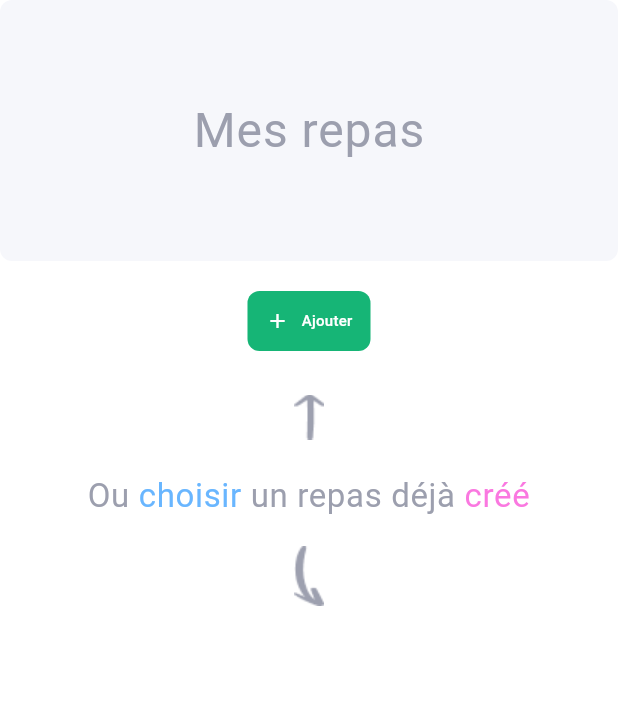
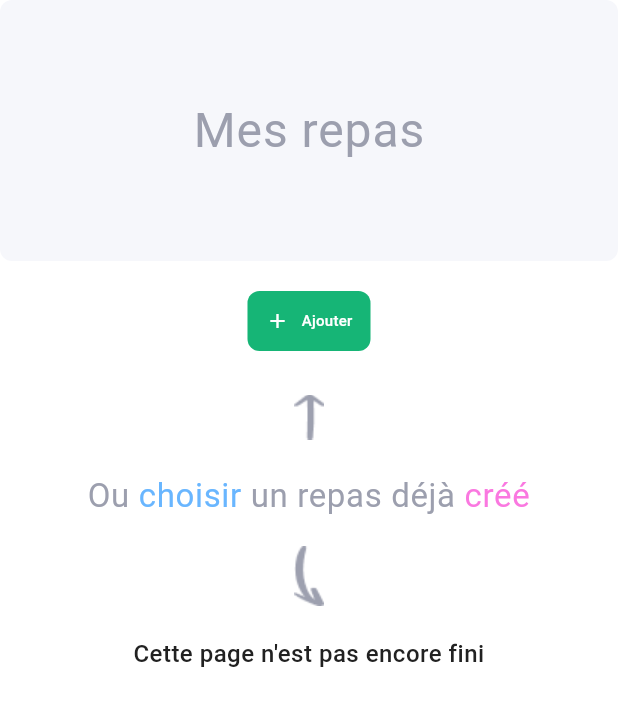
Before and after one commit to MaximeLemesle/Compteur-de-calories, a Flutter app: the RecetteView widget shown alone on an empty page, opened directly, after a tap on "Ajouter", on a phone screen of 412 x 824 dp. Shown: the top 706 px of the screen. Run offline on Flutter 3.47's test engine with Material 3 defaults, Android fonts, the phone set to English and light mode, and no system bars; our stand-ins replace countup, flutter_bloc, percent_indicator, shared_preferences; accounts and stored records are empty; Roboto replaces fonts that are missing (Dela Gothic One).

Commit message:
✅ Add advertissement on recette_views | 05/05

```diff
--- a/lib/ui/views/recettes_view.dart
+++ b/lib/ui/views/recettes_view.dart
@@ -46,20 +46,18 @@ class _RecetteViewState extends State<RecetteView> {
           mainAxisAlignment: MainAxisAlignment.center,
           children: [
             Button(
-              onPressed: () async {
-                await Navigator.pushNamed(context, '/add_meal');
-              },
+              onPressed: () {},
               buttonText: 'Ajouter',
             ),
           ],
         ),
-        const Column(
+        Column(
           children: [
-            Image(
+            const Image(
               image: AssetImage('assets/img/arrow_top.png'),
               height: 80,
             ),
-            SizedBox(
+            const SizedBox(
               width: 358,
               child: Text.rich(
                 TextSpan(
@@ -113,34 +111,21 @@ class _RecetteViewState extends State<RecetteView> {
                 textAlign: TextAlign.center,
               ),
             ),
-            Image(
+            const Image(
               image: AssetImage('assets/img/arrow_bottom.png'),
               height: 80,
             ),
+
+            /// Page incomplète
+            Center(
+              child: Text(
+                'Cette page n\'est pas encore fini',
+                style: Theme.of(context).textTheme.titleMedium,
+                textAlign: TextAlign.center,
+              ),
+            )
           ],
         ),
-        // BlocBuilder<AlimentCubit, List<Aliment>>(
-        //   builder: (context, state) {
-        //     return Column(
-        //       children: state.map((aliment) {
-        //         return const Column(
-        //           children: [
-        //             AlimentCard(
-        //               alimentName: aliment.name,
-        //               colorBackground:
-        //                   Theme.of(context).colorScheme.surfaceVariant,
-        //               calories: aliment.calories,
-        //               glucides: aliment.glucides,
-        //               proteins: aliment.proteins,
-        //               fats: aliment.fats,
-        //             ),
-        //             const SizedBox(height: 16),
-        //           ],
-        //         );
-        //       }).toList(),
-        //     );
-        //   },
-        // ),
       ],
     );
   }
```
